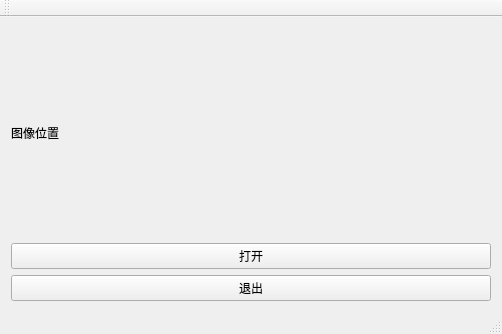
klaokai/OpenCVCarTrack, file mainwindow.ui: the form before one commit.
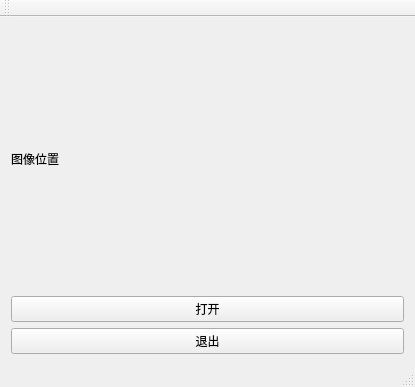
The form after the commit.

What changed in the file:
```diff
--- a/mainwindow.ui
+++ b/mainwindow.ui
@@ -6,8 +6,8 @@
    <rect>
     <x>0</x>
     <y>0</y>
-    <width>502</width>
-    <height>334</height>
+    <width>415</width>
+    <height>387</height>
    </rect>
   </property>
   <property name="windowTitle">
```
Left out of the diff: 2 changed lines with no effect on the pictures.
